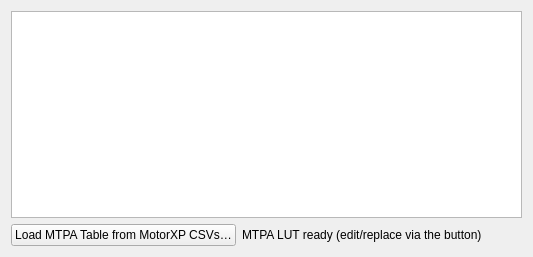
Old version of the form pages/pagesynrm.ui in the repository gowrav/vesc_tool.
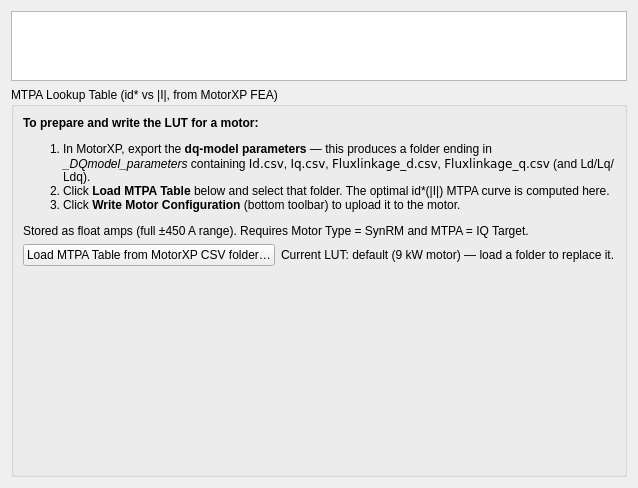
New version of the form. Custom widgets are drawn as their Qt base class.

Commit message: synrm_v2: MTPA loader -> float amps, instructions + LUT plot viewport

Diff of the .ui file:
```diff
--- a/pages/pagesynrm.ui
+++ b/pages/pagesynrm.ui
@@ -18,11 +18,30 @@
     <widget class="ParamTable" name="paramTab"/>
    </item>
    <item>
+    <widget class="QGroupBox" name="mtpaGroup">
+     <property name="title">
+      <string>MTPA Lookup Table (id* vs |I|, from MotorXP FEA)</string>
+     </property>
+     <layout class="QVBoxLayout" name="mtpaGroupLayout">
+      <item>
+       <widget class="QLabel" name="mtpaHelpLabel">
+        <property name="textFormat">
+         <enum>Qt::RichText</enum>
+        </property>
+        <property name="wordWrap">
+         <bool>true</bool>
+        </property>
+        <property name="text">
+         <string>&lt;b&gt;To prepare and write the LUT for a motor:&lt;/b&gt;&lt;ol&gt;&lt;li&gt;In MotorXP, export the &lt;b&gt;dq-model parameters&lt;/b&gt; — this produces a folder ending in &lt;i&gt;_DQmodel_parameters&lt;/i&gt; containing &lt;tt&gt;Id.csv&lt;/tt&gt;, &lt;tt&gt;Iq.csv&lt;/tt&gt;, &lt;tt&gt;Fluxlinkage_d.csv&lt;/tt&gt;, &lt;tt&gt;Fluxlinkage_q.csv&lt;/tt&gt; (and Ld/Lq/Ldq).&lt;/li&gt;&lt;li&gt;Click &lt;b&gt;Load MTPA Table&lt;/b&gt; below and select that folder. The optimal id*(|I|) MTPA curve is computed here.&lt;/li&gt;&lt;li&gt;Click &lt;b&gt;Write Motor Configuration&lt;/b&gt; (bottom toolbar) to upload it to the motor.&lt;/li&gt;&lt;/ol&gt;Stored as float amps (full ±450 A range). Requires Motor Type = SynRM and MTPA = IQ Target.</string>
+        </property>
+       </widget>
+      </item>
+      <item>
     <layout class="QHBoxLayout" name="mtpaLayout">
      <item>
       <widget class="QPushButton" name="loadMtpaButton">
        <property name="text">
-        <string>Load MTPA Table from MotorXP CSVs…</string>
+           <string>Load MTPA Table from MotorXP CSV folder…</string>
        </property>
        <property name="toolTip">
         <string>Select a MotorXP dq-parameter export folder (Id.csv, Iq.csv, Fluxlinkage_d.csv, Fluxlinkage_q.csv). The MTPA id*(|I|) locus is computed here and written into the SynRM MTPA lookup table. Then Write Motor Configuration to upload it.</string>
@@ -32,7 +51,7 @@
      <item>
       <widget class="QLabel" name="mtpaInfoLabel">
        <property name="text">
-        <string>MTPA LUT ready (edit/replace via the button)</string>
+           <string>Current LUT: default (9 kW motor) — load a folder to replace it.</string>
        </property>
       </widget>
      </item>
@@ -51,6 +70,25 @@
      </item>
     </layout>
    </item>
+      <item>
+       <widget class="QCustomPlot" name="mtpaPlot" native="true">
+        <property name="sizePolicy">
+         <sizepolicy hsizetype="Preferred" vsizetype="MinimumExpanding">
+          <horstretch>0</horstretch>
+          <verstretch>0</verstretch>
+         </sizepolicy>
+        </property>
+        <property name="minimumSize">
+         <size>
+          <width>0</width>
+          <height>220</height>
+         </size>
+        </property>
+       </widget>
+      </item>
+     </layout>
+    </widget>
+   </item>
   </layout>
  </widget>
  <customwidgets>
@@ -59,6 +97,12 @@
    <extends>QTableWidget</extends>
    <header>widgets/paramtable.h</header>
   </customwidget>
+  <customwidget>
+   <class>QCustomPlot</class>
+   <extends>QWidget</extends>
+   <header>widgets/qcustomplot.h</header>
+   <container>1</container>
+  </customwidget>
  </customwidgets>
  <resources/>
  <connections/>
```
Left out of the diff: 2 changed lines with no effect on the pictures. Lines whose indentation alone changed are shown as unchanged. The commit also changes 3 other files.
